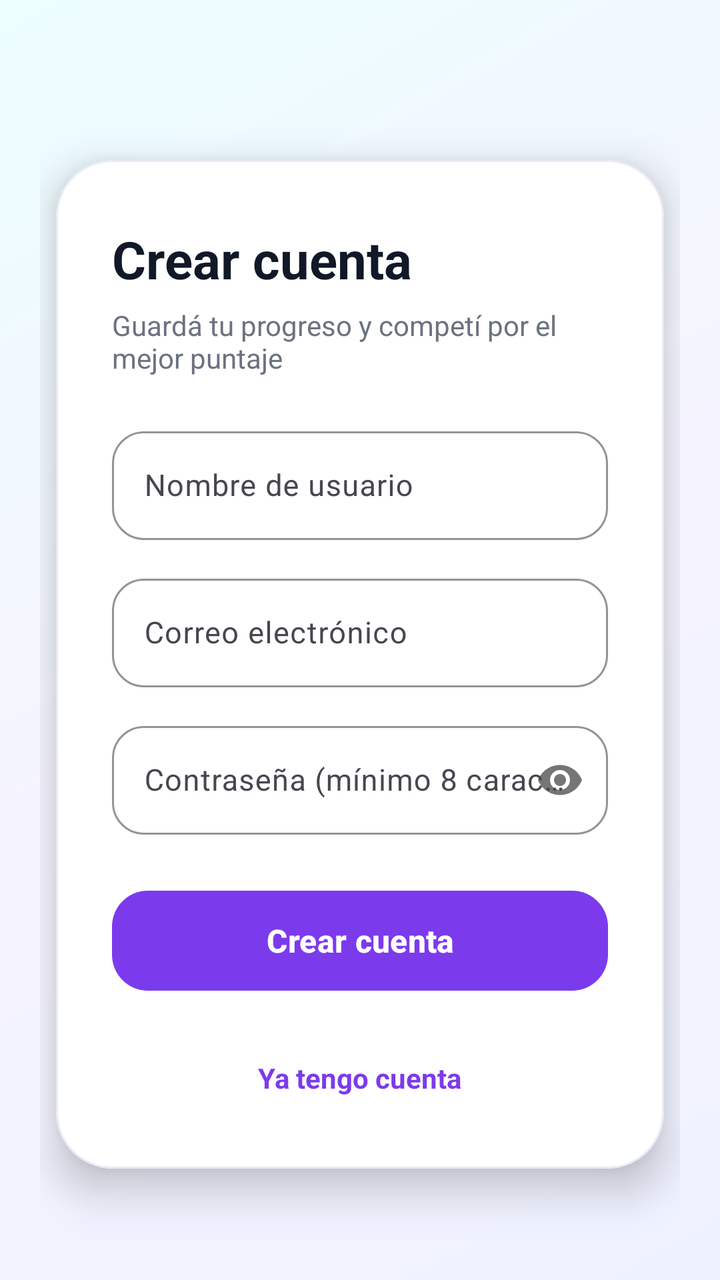
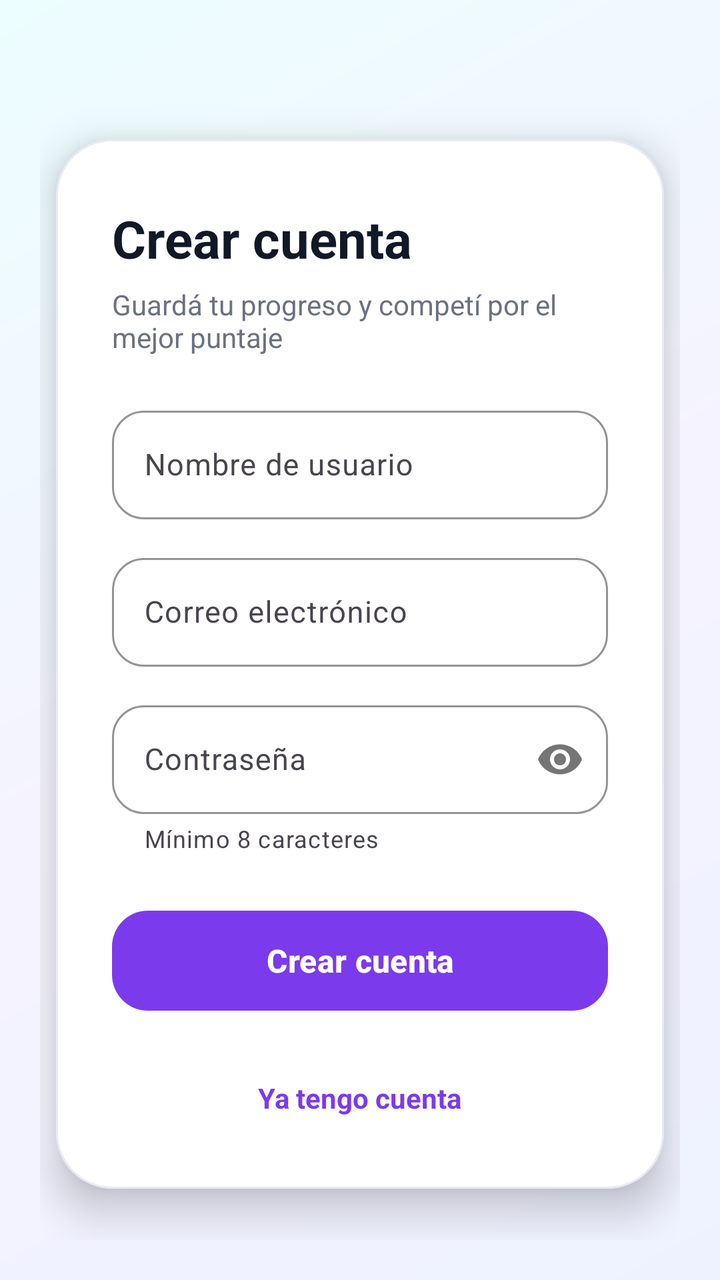

Screens rendered from an Android XML layout before and after an edit, with the pre-edit source and the edit as a unified diff.
<!-- AndroidManifest.xml: application theme Theme.Quizzly -->
<!-- res/layout/activity_registro.xml -->
<?xml version="1.0" encoding="utf-8"?>
<ScrollView
    xmlns:android="http://schemas.android.com/apk/res/android"
    xmlns:app="http://schemas.android.com/apk/res-auto"
    xmlns:tools="http://schemas.android.com/tools"
    android:fitsSystemWindows="true"
    android:layout_width="match_parent"
    android:layout_height="match_parent"
    android:background="@drawable/bg_login_gradient"
    android:fillViewport="true">

    <androidx.constraintlayout.widget.ConstraintLayout
        android:layout_width="match_parent"
        android:layout_height="wrap_content"
        android:padding="20dp"
        tools:context=".RegistroActivity">

        <com.google.android.material.card.MaterialCardView
            android:id="@+id/registroCard"
            android:layout_width="0dp"
            android:layout_height="wrap_content"
            android:layout_marginStart="8dp"
            android:layout_marginEnd="8dp"
            android:layout_marginTop="24dp"
            app:cardBackgroundColor="#FFFFFF"
            app:cardCornerRadius="28dp"
            app:cardElevation="12dp"
            app:strokeColor="#E8EAF4"
            app:strokeWidth="1dp"
            app:layout_constraintTop_toTopOf="parent"
            app:layout_constraintBottom_toBottomOf="parent"
            app:layout_constraintStart_toStartOf="parent"
            app:layout_constraintEnd_toEndOf="parent">

            <LinearLayout
                android:layout_width="match_parent"
                android:layout_height="wrap_content"
                android:orientation="vertical"
                android:paddingStart="28dp"
                android:paddingTop="32dp"
                android:paddingEnd="28dp"
                android:paddingBottom="28dp">

                <TextView
                    android:layout_width="wrap_content"
                    android:layout_height="wrap_content"
                    android:text="Crear cuenta"
                    android:textColor="#111827"
                    android:textSize="26sp"
                    android:textStyle="bold" />

                <TextView
                    android:layout_width="wrap_content"
                    android:layout_height="wrap_content"
                    android:layout_marginTop="6dp"
                    android:text="Guardá tu progreso y competí por el mejor puntaje"
                    android:textColor="#6B7280"
                    android:textSize="14sp" />

                <com.google.android.material.textfield.TextInputLayout
                    android:id="@+id/usuarioLayout"
                    style="@style/Widget.Material3.TextInputLayout.OutlinedBox"
                    android:layout_width="match_parent"
                    android:layout_height="wrap_content"
                    android:layout_marginTop="22dp"
                    android:hint="Nombre de usuario"
                    app:boxCornerRadiusBottomEnd="16dp"
                    app:boxCornerRadiusBottomStart="16dp"
                    app:boxCornerRadiusTopEnd="16dp"
                    app:boxCornerRadiusTopStart="16dp"
                    app:boxStrokeColor="#7C3AED"
                    app:hintTextColor="#7C3AED">

                    <com.google.android.material.textfield.TextInputEditText
                        android:id="@+id/etUsuario"
                        android:layout_width="match_parent"
                        android:layout_height="wrap_content"
                        android:inputType="textPersonName"
                        android:textColor="#111827"
                        android:textSize="15sp" />

                </com.google.android.material.textfield.TextInputLayout>

                <com.google.android.material.textfield.TextInputLayout
                    android:id="@+id/emailLayout"
                    style="@style/Widget.Material3.TextInputLayout.OutlinedBox"
                    android:layout_width="match_parent"
                    android:layout_height="wrap_content"
                    android:layout_marginTop="14dp"
                    android:hint="Correo electrónico"
                    app:boxCornerRadiusBottomEnd="16dp"
                    app:boxCornerRadiusBottomStart="16dp"
                    app:boxCornerRadiusTopEnd="16dp"
                    app:boxCornerRadiusTopStart="16dp"
                    app:boxStrokeColor="#7C3AED"
                    app:hintTextColor="#7C3AED">

                    <com.google.android.material.textfield.TextInputEditText
                        android:id="@+id/etEmail"
                        android:layout_width="match_parent"
                        android:layout_height="wrap_content"
                        android:inputType="textEmailAddress"
                        android:textColor="#111827"
                        android:textSize="15sp" />

                </com.google.android.material.textfield.TextInputLayout>

                <com.google.android.material.textfield.TextInputLayout
                    android:id="@+id/passwordLayout"
                    style="@style/Widget.Material3.TextInputLayout.OutlinedBox"
                    android:layout_width="match_parent"
                    android:layout_height="wrap_content"
                    android:layout_marginTop="14dp"
                    android:hint="Contraseña (mínimo 8 caracteres)"
                    app:boxCornerRadiusBottomEnd="16dp"
                    app:boxCornerRadiusBottomStart="16dp"
                    app:boxCornerRadiusTopEnd="16dp"
                    app:boxCornerRadiusTopStart="16dp"
                    app:boxStrokeColor="#7C3AED"
                    app:hintTextColor="#7C3AED"
                    app:passwordToggleEnabled="true">

                    <com.google.android.material.textfield.TextInputEditText
                        android:id="@+id/etPassword"
                        android:layout_width="match_parent"
                        android:layout_height="wrap_content"
                        android:inputType="textPassword"
                        android:textColor="#111827"
                        android:textSize="15sp" />

                </com.google.android.material.textfield.TextInputLayout>

                <com.google.android.material.button.MaterialButton
                    android:id="@+id/btnRegistrar"
                    android:layout_width="match_parent"
                    android:layout_height="58dp"
                    android:layout_marginTop="24dp"
                    android:text="Crear cuenta"
                    android:textAllCaps="false"
                    android:textColor="#FFFFFF"
                    android:textSize="16sp"
                    android:textStyle="bold"
                    app:backgroundTint="#7C3AED"
                    app:cornerRadius="18dp"
                    app:rippleColor="#A78BFA" />

                <TextView
                    android:id="@+id/tvVolverLogin"
                    android:layout_width="wrap_content"
                    android:layout_height="wrap_content"
                    android:layout_gravity="center"
                    android:layout_marginTop="22dp"
                    android:padding="8dp"
                    android:text="Ya tengo cuenta"
                    android:textColor="#7C3AED"
                    android:textSize="14sp"
                    android:textStyle="bold" />

            </LinearLayout>

        </com.google.android.material.card.MaterialCardView>

    </androidx.constraintlayout.widget.ConstraintLayout>

</ScrollView>
<!-- resources referenced by this layout -->
<resources>
  <!-- drawable bg_login_gradient (drawable) -->
  <?xml version="1.0" encoding="utf-8"?>
  <shape xmlns:android="http://schemas.android.com/apk/res/android">
      <gradient
          android:angle="135"
          android:startColor="#EEF2FF"
          android:centerColor="#F5F3FF"
          android:endColor="#ECFEFF" />
  </shape>
  <style name="Theme.Quizzly" parent="Base.Theme.Quizzly" />
  <style name="Base.Theme.Quizzly" parent="Theme.Material3.Light.NoActionBar" />
</resources>

<!-- the commit's change to res/layout/activity_registro.xml (unified diff, before → after) -->
@@ -111,7 +111,8 @@
                     android:layout_width="match_parent"
                     android:layout_height="wrap_content"
                     android:layout_marginTop="14dp"
-                    android:hint="Contraseña (mínimo 8 caracteres)"
+                    android:hint="Contraseña"
+                    app:helperText="Mínimo 8 caracteres"
                     app:boxCornerRadiusBottomEnd="16dp"
                     app:boxCornerRadiusBottomStart="16dp"
                     app:boxCornerRadiusTopEnd="16dp"
